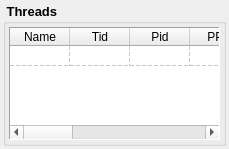
Qt form Homer/forms/Widgets/OverviewThreadsWidget.ui (Homer-Conferencing/Homer-Conferencing) before a commit.
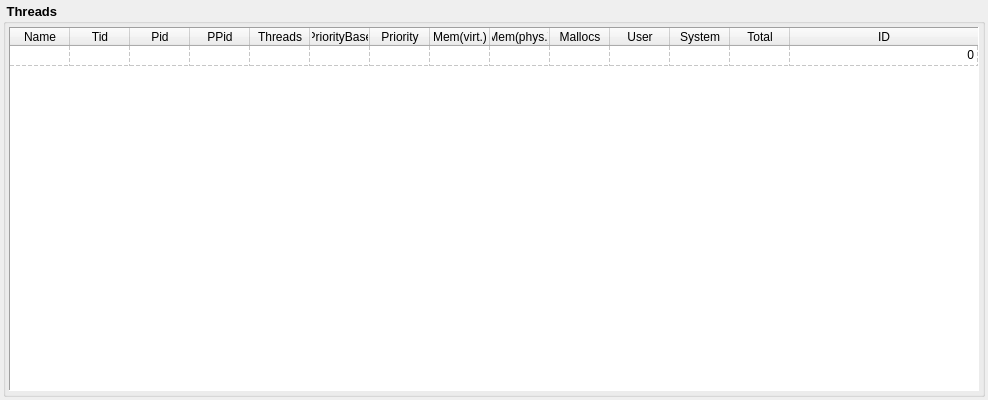
The same form after that commit.

Commit message: - added: auto. stats for malloc() based allocations per thread

The edit to the form file:
```diff
--- a/Homer/forms/Widgets/OverviewThreadsWidget.ui
+++ b/Homer/forms/Widgets/OverviewThreadsWidget.ui
@@ -6,8 +6,8 @@
    <rect>
     <x>0</x>
     <y>0</y>
-    <width>229</width>
-    <height>149</height>
+    <width>988</width>
+    <height>400</height>
    </rect>
   </property>
   <property name="sizePolicy">
@@ -205,6 +205,11 @@
            <string>Mem(phys.)</string>
           </property>
          </column>
+         <column>
+          <property name="text">
+           <string>Mallocs</string>
+          </property>
+         </column>
          <column>
           <property name="text">
            <string>User</string>
@@ -265,14 +270,6 @@
            <set>AlignRight|AlignVCenter</set>
           </property>
          </item>
-         <item row="0" column="9">
-          <property name="text">
-           <string/>
-          </property>
-          <property name="textAlignment">
-           <set>AlignRight|AlignVCenter</set>
-          </property>
-         </item>
          <item row="0" column="10">
           <property name="text">
            <string/>
@@ -290,6 +287,14 @@
           </property>
          </item>
          <item row="0" column="12">
+          <property name="text">
+           <string/>
+          </property>
+          <property name="textAlignment">
+           <set>AlignRight|AlignVCenter</set>
+          </property>
+         </item>
+         <item row="0" column="13">
           <property name="text">
            <string>0</string>
           </property>
```
The commit also changes 6 other files.
